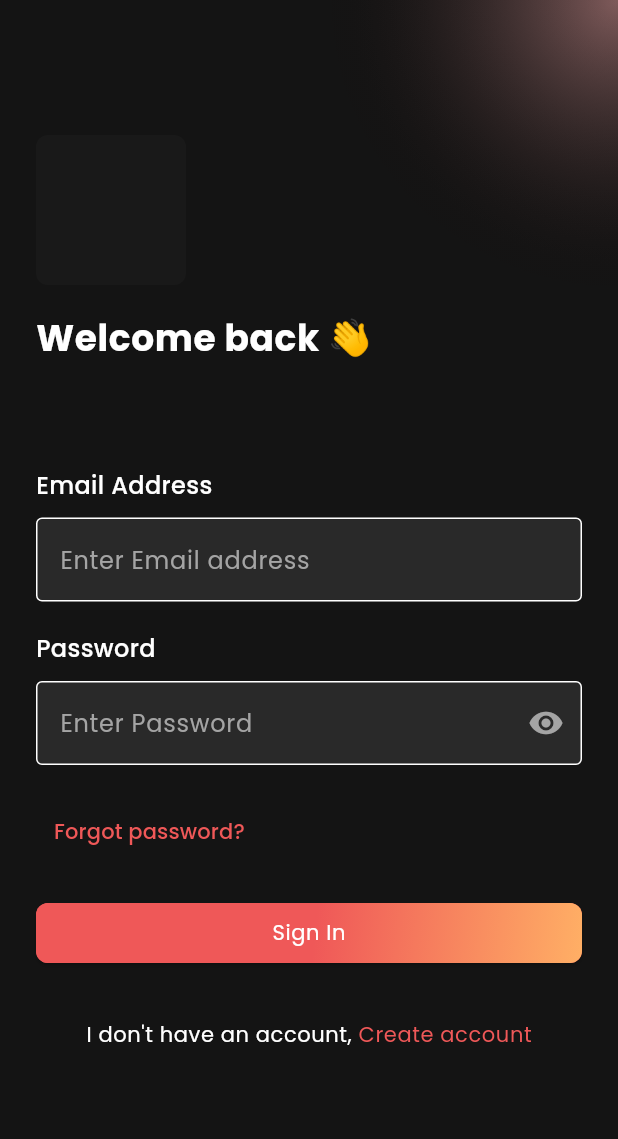
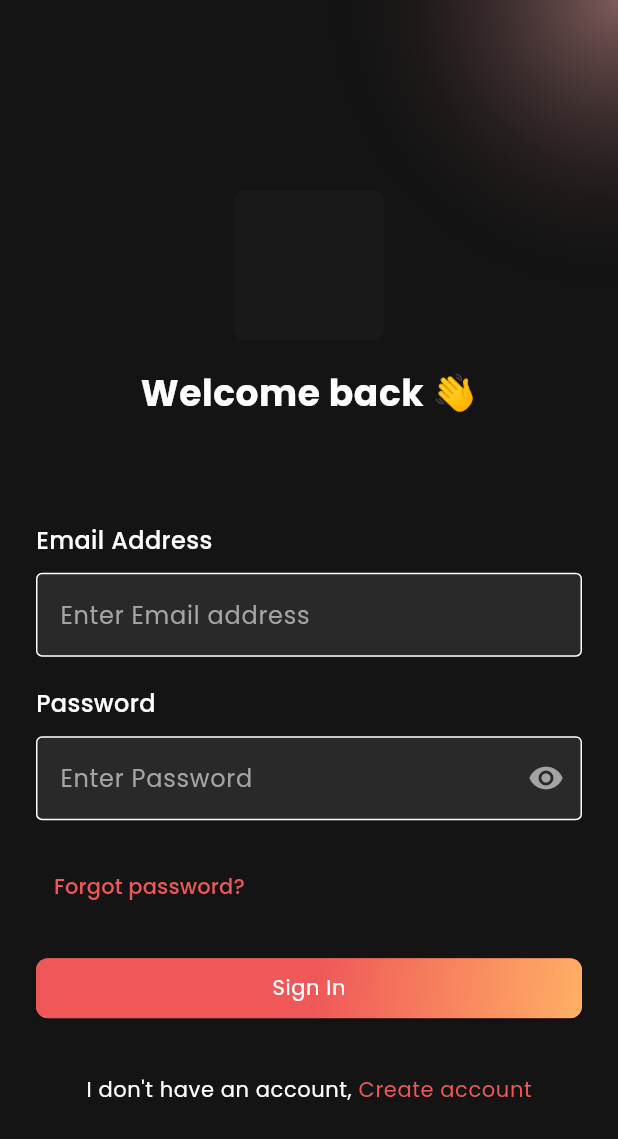
Before and after one commit to artkinx/swdDemo, a Flutter app: the screen it shows after launch, on a phone screen of 412 x 824 dp. Shown: the top 1139 px of the screen. Run offline on Flutter 3.47's test engine with Material 3 defaults, Android fonts, the phone set to English and light mode, and no system bars; our stand-ins replace google_fonts.

Commit message:
signin ok

```diff
--- a/lib/presentation/onboarding/sign_in.dart
+++ b/lib/presentation/onboarding/sign_in.dart
@@ -14,10 +14,12 @@ class SignInPage extends StatelessWidget {
     return BaseLayout(
       child: Padding(
         padding: const EdgeInsets.symmetric(horizontal: 24.0),
-        child: Center(
+        child: SingleChildScrollView(
+          child: Padding(
+            padding:
+                EdgeInsets.only(top: MediaQuery.sizeOf(context).height / 6.5),
             child: Column(
               mainAxisAlignment: MainAxisAlignment.center,
-            crossAxisAlignment: CrossAxisAlignment.start,
               children: [
                 Container(
                   width: 100,
@@ -52,11 +54,14 @@ class SignInPage extends StatelessWidget {
                 ),
                 const SizedBox(height: 20),
                 // Forgot password link
-              TextButton(
+                Align(
+                  alignment: Alignment.centerLeft,
+                  child: TextButton(
                     onPressed: () {
                       // Implement forgot password logic
                     },
                     child: const Text("Forgot password?"),
+                  ),
                 ),
                 const SizedBox(height: 20),
                 // Sign in button
@@ -71,7 +76,6 @@ class SignInPage extends StatelessWidget {
                   onPressed: () {
                     // Implement create account logic
                   },
-                child: Center(
                   child: Text.rich(
                     TextSpan(
                       text: "I don't have an account, ",
@@ -87,9 +91,9 @@ class SignInPage extends StatelessWidget {
                     ),
                   ),
                 ),
-              ),
                 const SizedBox(height: 20),
               ],
+            ),
           ),
         ),
       ),
```
Lines whose indentation alone changed are shown as unchanged.
